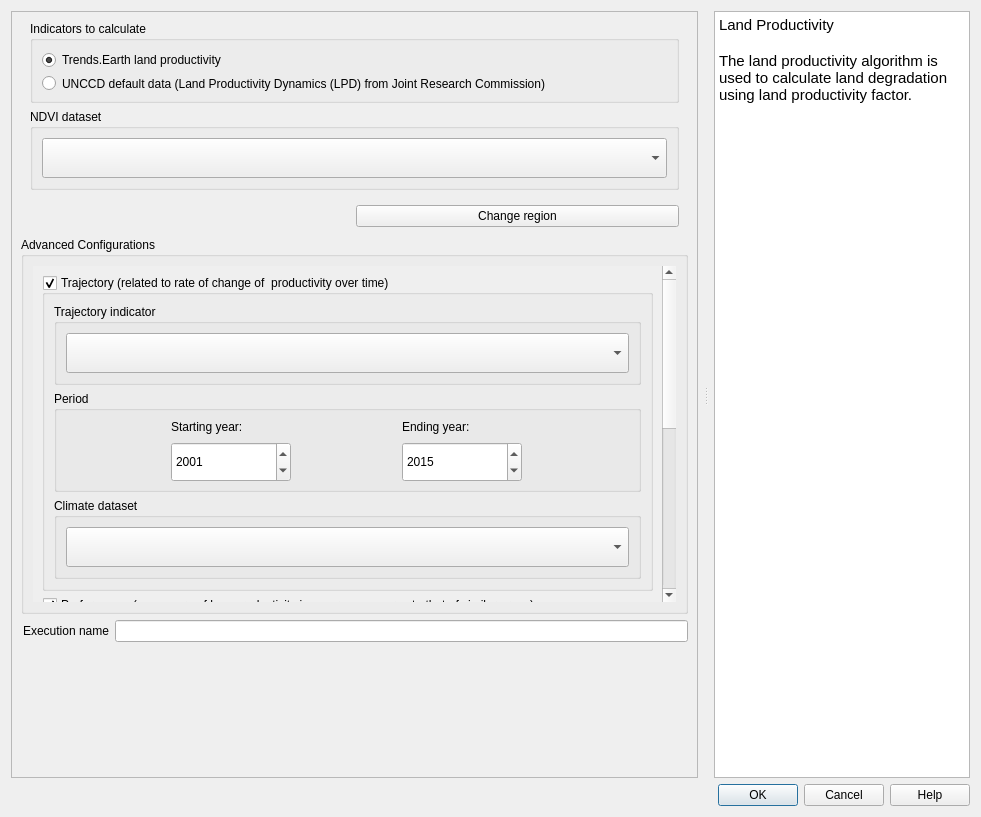
Old version of the form LDMP/gui/DlgCalculateProd.ui in the repository ConservationInternational/trends.earth.
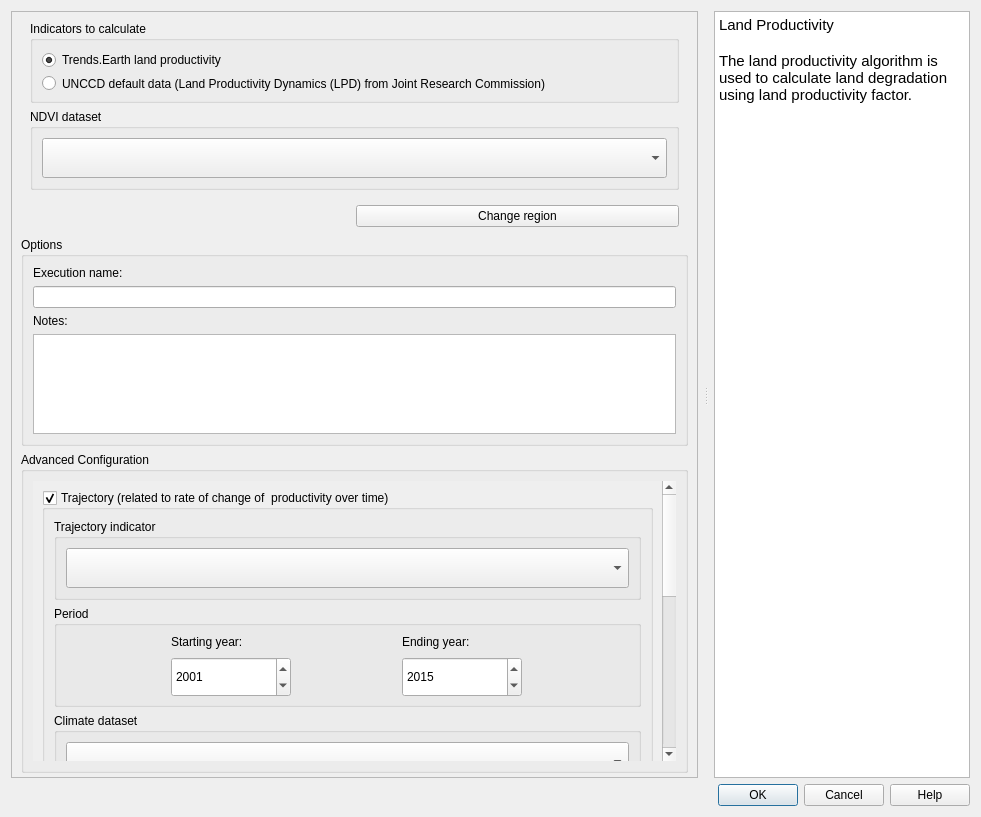
New version of the form. Custom widgets are drawn as their Qt base class.

Commit message: updated algorithms dialog to include options group box

Patch:
```diff
--- a/LDMP/gui/DlgCalculateProd.ui
+++ b/LDMP/gui/DlgCalculateProd.ui
@@ -211,10 +211,61 @@
          </item>
         </layout>
        </item>
+       <item>
+        <widget class="QgsCollapsibleGroupBox" name="options_group">
+         <property name="title">
+          <string>Options</string>
+         </property>
+         <property name="collapsed">
+          <bool>true</bool>
+         </property>
+         <layout class="QVBoxLayout" name="verticalLayout_11">
+          <item>
+           <widget class="QLabel" name="execution_name_la">
+            <property name="text">
+             <string>Execution name:</string>
+            </property>
+           </widget>
+          </item>
+          <item>
+           <widget class="QLineEdit" name="execution_name_le"/>
+          </item>
+          <item>
+           <widget class="QLabel" name="task_notes_la">
+            <property name="text">
+             <string>Notes:</string>
+            </property>
+           </widget>
+          </item>
+          <item>
+           <widget class="QTextEdit" name="task_notes">
+            <property name="sizePolicy">
+             <sizepolicy hsizetype="Expanding" vsizetype="Minimum">
+              <horstretch>0</horstretch>
+              <verstretch>0</verstretch>
+             </sizepolicy>
+            </property>
+            <property name="minimumSize">
+             <size>
+              <width>0</width>
+              <height>0</height>
+             </size>
+            </property>
+            <property name="maximumSize">
+             <size>
+              <width>16777215</width>
+              <height>100</height>
+             </size>
+            </property>
+           </widget>
+          </item>
+         </layout>
+        </widget>
+       </item>
        <item>
         <widget class="QgsCollapsibleGroupBox" name="advance_configurations">
          <property name="title">
-          <string>Advanced Configurations</string>
+          <string>Advanced Configuration</string>
          </property>
          <property name="collapsed">
           <bool>true</bool>
@@ -914,26 +965,6 @@
          </layout>
         </widget>
        </item>
-       <item>
-        <layout class="QHBoxLayout" name="horizontalLayout_2">
-         <property name="leftMargin">
-          <number>2</number>
-         </property>
-         <item>
-          <widget class="QLabel" name="execution_name_la">
-           <property name="toolTip">
-            <string>Auto generated name for the task which can be edited</string>
-           </property>
-           <property name="text">
-            <string>Execution name</string>
-           </property>
-          </widget>
-         </item>
-         <item>
-          <widget class="QLineEdit" name="execution_name_le"/>
-         </item>
-        </layout>
-       </item>
        <item>
         <spacer name="verticalSpacer">
          <property name="orientation">
```
The commit also changes 10 other files.
